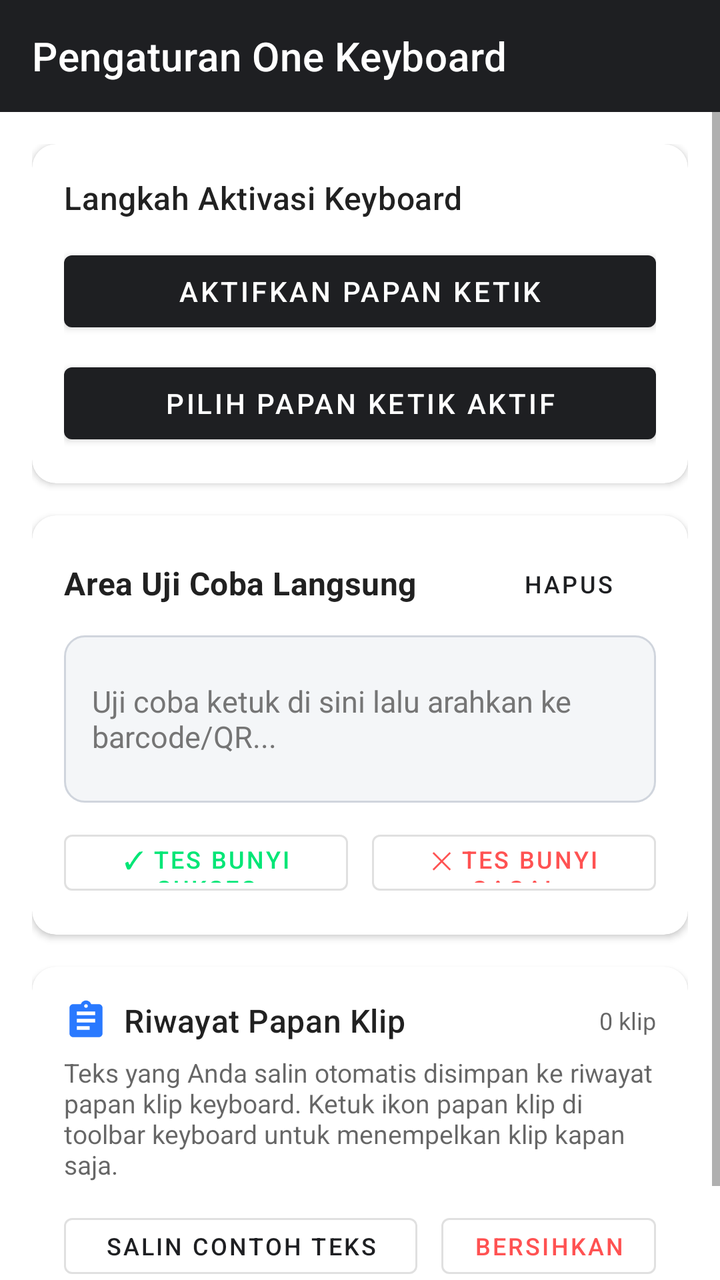
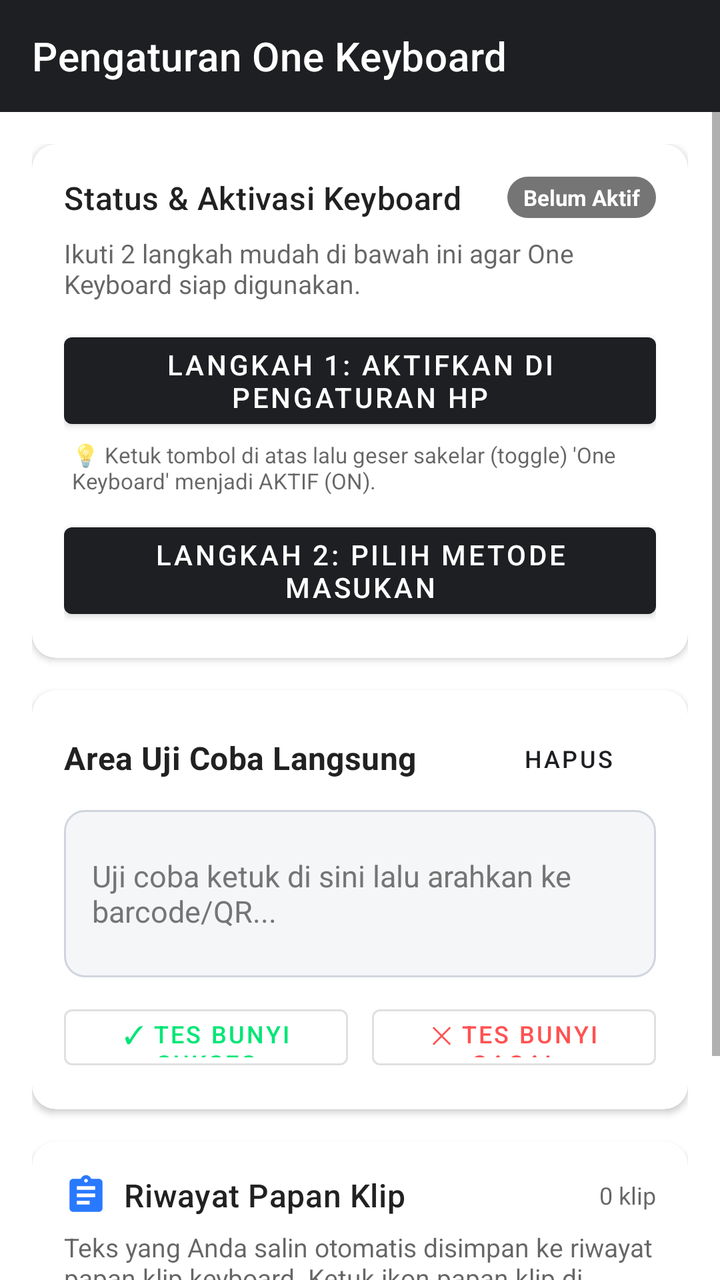

Compare the two renders of this Android layout. The source of the first and the diff that turns it into the second are given below.
<!-- AndroidManifest.xml: activity theme AppTheme.NoActionBar -->
<!-- res/layout/activity_settings.xml -->
<?xml version="1.0" encoding="utf-8"?>
<LinearLayout xmlns:android="http://schemas.android.com/apk/res/android"
    xmlns:app="http://schemas.android.com/apk/res-auto"
    android:layout_width="match_parent"
    android:layout_height="match_parent"
    android:orientation="vertical">

    <androidx.appcompat.widget.Toolbar
        android:id="@+id/toolbar"
        android:layout_width="match_parent"
        android:layout_height="?attr/actionBarSize"
        android:background="?attr/colorPrimary"
        app:title="@string/settings_title"
        app:titleTextColor="#FFFFFF" />

    <ScrollView
        android:layout_width="match_parent"
        android:layout_height="match_parent"
        android:fillViewport="true">

        <LinearLayout
            android:layout_width="match_parent"
            android:layout_height="wrap_content"
            android:orientation="vertical"
            android:padding="16dp">

            
            <com.google.android.material.card.MaterialCardView
                android:layout_width="match_parent"
                android:layout_height="wrap_content"
                android:layout_marginBottom="16dp"
                app:cardCornerRadius="12dp"
                app:cardElevation="2dp">

                <LinearLayout
                    android:layout_width="match_parent"
                    android:layout_height="wrap_content"
                    android:orientation="vertical"
                    android:padding="16dp">

                    <TextView
                        android:layout_width="wrap_content"
                        android:layout_height="wrap_content"
                        android:text="Langkah Aktivasi Keyboard"
                        android:textAppearance="?attr/textAppearanceHeadline6"
                        android:textSize="16sp" />

                    <Button
                        android:id="@+id/btnEnableKeyboard"
                        android:layout_width="match_parent"
                        android:layout_height="wrap_content"
                        android:layout_marginTop="12dp"
                        android:text="@string/enable_keyboard_title" />

                    <Button
                        android:id="@+id/btnSelectKeyboard"
                        android:layout_width="match_parent"
                        android:layout_height="wrap_content"
                        android:layout_marginTop="8dp"
                        android:text="@string/select_keyboard_title" />

                </LinearLayout>
            </com.google.android.material.card.MaterialCardView>

            
            <com.google.android.material.card.MaterialCardView
                android:layout_width="match_parent"
                android:layout_height="wrap_content"
                android:layout_marginBottom="16dp"
                app:cardCornerRadius="12dp"
                app:cardElevation="2dp">

                <LinearLayout
                    android:layout_width="match_parent"
                    android:layout_height="wrap_content"
                    android:orientation="vertical"
                    android:padding="16dp">

                    <LinearLayout
                        android:layout_width="match_parent"
                        android:layout_height="wrap_content"
                        android:gravity="center_vertical"
                        android:orientation="horizontal">

                        <TextView
                            android:layout_width="0dp"
                            android:layout_height="wrap_content"
                            android:layout_weight="1"
                            android:text="@string/test_area_label"
                            android:textAppearance="?attr/textAppearanceSubtitle1"
                            android:textStyle="bold" />

                        <Button
                            android:id="@+id/btnClearTestInput"
                            style="@style/Widget.MaterialComponents.Button.TextButton"
                            android:layout_width="wrap_content"
                            android:layout_height="36dp"
                            android:text="Hapus"
                            android:textSize="12sp" />

                    </LinearLayout>

                    <EditText
                        android:id="@+id/etTestInput"
                        android:layout_width="match_parent"
                        android:layout_height="wrap_content"
                        android:layout_marginTop="8dp"
                        android:background="@drawable/bg_test_input"
                        android:hint="@string/test_area_hint"
                        android:inputType="textMultiLine"
                        android:minLines="3"
                        android:padding="14dp"
                        android:textColor="@color/test_input_text"
                        android:textColorHint="@color/test_input_hint"
                        android:textCursorDrawable="@drawable/cursor_drawable"
                        android:textSize="15sp" />

                    <LinearLayout
                        android:layout_width="match_parent"
                        android:layout_height="wrap_content"
                        android:layout_marginTop="10dp"
                        android:orientation="horizontal">

                        <Button
                            android:id="@+id/btnTestSuccess"
                            style="@style/Widget.MaterialComponents.Button.OutlinedButton"
                            android:layout_width="0dp"
                            android:layout_height="40dp"
                            android:layout_weight="1"
                            android:layout_marginEnd="6dp"
                            android:text="✓ Tes Bunyi Sukses"
                            android:textColor="#00E676"
                            android:textSize="12sp" />

                        <Button
                            android:id="@+id/btnTestFailure"
                            style="@style/Widget.MaterialComponents.Button.OutlinedButton"
                            android:layout_width="0dp"
                            android:layout_height="40dp"
                            android:layout_weight="1"
                            android:layout_marginStart="6dp"
                            android:text="✕ Tes Bunyi Gagal"
                            android:textColor="#FF5252"
                            android:textSize="12sp" />
                    </LinearLayout>

                </LinearLayout>
            </com.google.android.material.card.MaterialCardView>

            
            <com.google.android.material.card.MaterialCardView
                android:layout_width="match_parent"
                android:layout_height="wrap_content"
                android:layout_marginBottom="16dp"
                app:cardCornerRadius="12dp"
                app:cardElevation="2dp">

                <LinearLayout
                    android:layout_width="match_parent"
                    android:layout_height="wrap_content"
                    android:orientation="vertical"
                    android:padding="16dp">

                    <LinearLayout
                        android:layout_width="match_parent"
                        android:layout_height="wrap_content"
                        android:gravity="center_vertical"
                        android:orientation="horizontal">

                        <ImageView
                            android:layout_width="22dp"
                            android:layout_height="22dp"
                            android:layout_marginEnd="8dp"
                            android:src="@drawable/ic_clipboard"
                            app:tint="@color/heliboard_accent" />

                        <TextView
                            android:layout_width="0dp"
                            android:layout_height="wrap_content"
                            android:layout_weight="1"
                            android:text="Riwayat Papan Klip"
                            android:textAppearance="?attr/textAppearanceHeadline6"
                            android:textSize="16sp" />

                        <TextView
                            android:id="@+id/tvSettingsClipboardCount"
                            android:layout_width="wrap_content"
                            android:layout_height="wrap_content"
                            android:textColor="?android:attr/textColorSecondary"
                            android:textSize="12sp"
                            android:text="0 klip" />

                    </LinearLayout>

                    <TextView
                        android:layout_width="wrap_content"
                        android:layout_height="wrap_content"
                        android:layout_marginTop="6dp"
                        android:text="Teks yang Anda salin otomatis disimpan ke riwayat papan klip keyboard. Ketuk ikon papan klip di toolbar keyboard untuk menempelkan klip kapan saja."
                        android:textColor="?android:attr/textColorSecondary"
                        android:textSize="13sp" />

                    <LinearLayout
                        android:layout_width="match_parent"
                        android:layout_height="wrap_content"
                        android:layout_marginTop="12dp"
                        android:orientation="horizontal">

                        <Button
                            android:id="@+id/btnCopySampleClip"
                            style="@style/Widget.MaterialComponents.Button.OutlinedButton"
                            android:layout_width="0dp"
                            android:layout_height="40dp"
                            android:layout_weight="1"
                            android:layout_marginEnd="6dp"
                            android:text="Salin Contoh Teks"
                            android:textSize="12sp" />

                        <Button
                            android:id="@+id/btnClearAllClips"
                            style="@style/Widget.MaterialComponents.Button.OutlinedButton"
                            android:layout_width="wrap_content"
                            android:layout_height="40dp"
                            android:layout_marginStart="6dp"
                            android:text="Bersihkan"
                            android:textColor="#FF5252"
                            android:textSize="12sp" />

                    </LinearLayout>

                </LinearLayout>
            </com.google.android.material.card.MaterialCardView>

            
            <FrameLayout
                android:id="@+id/preferencesContainer"
                android:layout_width="match_parent"
                android:layout_height="wrap_content" />

        </LinearLayout>
    </ScrollView>

</LinearLayout>
<!-- resources referenced by this layout -->
<resources>
  <color name="heliboard_accent">#2979FF</color>
  <color name="test_input_hint">#757575</color>
  <color name="test_input_text">#1A1C1E</color>
  <!-- drawable bg_test_input (drawable) -->
  <?xml version="1.0" encoding="utf-8"?>
  <selector xmlns:android="http://schemas.android.com/apk/res/android">
      <item android:state_focused="true">
          <shape android:shape="rectangle">
              <corners android:radius="10dp" />
              <stroke android:width="2dp" android:color="@color/heliboard_accent" />
              <solid android:color="@color/test_input_bg" />
          </shape>
      </item>
      <item>
          <shape android:shape="rectangle">
              <corners android:radius="10dp" />
              <stroke android:width="1dp" android:color="@color/test_input_stroke" />
              <solid android:color="@color/test_input_bg" />
          </shape>
      </item>
  </selector>
  <!-- drawable cursor_drawable (drawable) -->
  <?xml version="1.0" encoding="utf-8"?>
  <shape xmlns:android="http://schemas.android.com/apk/res/android"
      android:shape="rectangle">
      <size android:width="2dp" />
      <solid android:color="@color/heliboard_accent" />
  </shape>
  <!-- drawable ic_clipboard (drawable) -->
  <vector xmlns:android="http://schemas.android.com/apk/res/android"
      android:width="24dp"
      android:height="24dp"
      android:viewportWidth="24"
      android:viewportHeight="24">
      <path
          android:fillColor="#FFFFFFFF"
          android:pathData="M19,3h-4.18C14.4,1.84 13.3,1 12,1c-1.3,0 -2.4,0.84 -2.82,2L5,3c-1.1,0 -2,0.9 -2,2v14c0,1.1 0.9,2 2,2h14c1.1,0 2,-0.9 2,-2L21,5c0,-1.1 -0.9,-2 -2,-2zM12,3c0.55,0 1,0.45 1,1s-0.45,1 -1,1 -1,-0.45 -1,-1 0.45,-1 1,-1zM14,17L7,17v-2h7v2zM17,13L7,13v-2h10v2zM17,9L7,9L7,7h10v2z" />
  </vector>
  <string name="enable_keyboard_title">Aktifkan Papan Ketik</string>
  <string name="select_keyboard_title">Pilih Papan Ketik Aktif</string>
  <string name="settings_title">Pengaturan One Keyboard</string>
  <string name="test_area_hint">Uji coba ketuk di sini lalu arahkan ke barcode/QR...</string>
  <string name="test_area_label">Area Uji Coba Langsung</string>
  <style name="AppTheme.NoActionBar">
          <item name="windowActionBar">false</item>
          <item name="windowNoTitle">true</item>
      </style>
  <color name="test_input_bg">#F4F6F8</color>
  <color name="test_input_stroke">#D0D5DD</color>
</resources>

<!-- the commit's change to res/layout/activity_settings.xml (unified diff, before → after) -->
@@ -38,26 +38,67 @@
                     android:orientation="vertical"
                     android:padding="16dp">
 
+                    <LinearLayout
+                        android:layout_width="match_parent"
+                        android:layout_height="wrap_content"
+                        android:gravity="center_vertical"
+                        android:orientation="horizontal">
+
+                        <TextView
+                            android:layout_width="0dp"
+                            android:layout_height="wrap_content"
+                            android:layout_weight="1"
+                            android:text="Status &amp; Aktivasi Keyboard"
+                            android:textAppearance="?attr/textAppearanceHeadline6"
+                            android:textSize="16sp" />
+
+                        <TextView
+                            android:id="@+id/tvActivationStatus"
+                            android:layout_width="wrap_content"
+                            android:layout_height="wrap_content"
+                            android:background="@drawable/bg_status_badge"
+                            android:paddingStart="8dp"
+                            android:paddingTop="3dp"
+                            android:paddingEnd="8dp"
+                            android:paddingBottom="3dp"
+                            android:text="Belum Aktif"
+                            android:textColor="#FFFFFF"
+                            android:textSize="11sp"
+                            android:textStyle="bold" />
+                    </LinearLayout>
+
                     <TextView
-                        android:layout_width="wrap_content"
-                        android:layout_height="wrap_content"
-                        android:text="Langkah Aktivasi Keyboard"
-                        android:textAppearance="?attr/textAppearanceHeadline6"
-                        android:textSize="16sp" />
+                        android:id="@+id/tvActivationGuide"
+                        android:layout_width="match_parent"
+                        android:layout_height="wrap_content"
+                        android:layout_marginTop="8dp"
+                        android:text="Ikuti 2 langkah mudah di bawah ini agar One Keyboard siap digunakan."
+                        android:textColor="?android:attr/textColorSecondary"
+                        android:textSize="13sp" />
 
                     <Button
                         android:id="@+id/btnEnableKeyboard"
                         android:layout_width="match_parent"
                         android:layout_height="wrap_content"
                         android:layout_marginTop="12dp"
-                        android:text="@string/enable_keyboard_title" />
+                        android:text="Langkah 1: Aktifkan di Pengaturan HP" />
+
+                    <TextView
+                        android:id="@+id/tvEnableHint"
+                        android:layout_width="match_parent"
+                        android:layout_height="wrap_content"
+                        android:layout_marginTop="2dp"
+                        android:layout_marginStart="4dp"
+                        android:text="💡 Ketuk tombol di atas lalu geser sakelar (toggle) 'One Keyboard' menjadi AKTIF (ON)."
+                        android:textColor="?android:attr/textColorSecondary"
+                        android:textSize="11sp" />
 
                     <Button
                         android:id="@+id/btnSelectKeyboard"
                         android:layout_width="match_parent"
                         android:layout_height="wrap_content"
-                        android:layout_marginTop="8dp"
-                        android:text="@string/select_keyboard_title" />
+                        android:layout_marginTop="10dp"
+                        android:text="Langkah 2: Pilih Metode Masukan" />
 
                 </LinearLayout>
             </com.google.android.material.card.MaterialCardView>
<!-- resource entries referenced after the edit -->
@@ -3,6 +3,13 @@
   <color name="heliboard_accent">#2979FF</color>
   <color name="test_input_hint">#757575</color>
   <color name="test_input_text">#1A1C1E</color>
+  <!-- drawable bg_status_badge (drawable) -->
+  <?xml version="1.0" encoding="utf-8"?>
+  <shape xmlns:android="http://schemas.android.com/apk/res/android"
+      android:shape="rectangle">
+      <corners android:radius="12dp" />
+      <solid android:color="#757575" />
+  </shape>
   <!-- drawable bg_test_input (drawable) -->
   <?xml version="1.0" encoding="utf-8"?>
   <selector xmlns:android="http://schemas.android.com/apk/res/android">
@@ -38,8 +45,6 @@
           android:fillColor="#FFFFFFFF"
           android:pathData="M19,3h-4.18C14.4,1.84 13.3,1 12,1c-1.3,0 -2.4,0.84 -2.82,2L5,3c-1.1,0 -2,0.9 -2,2v14c0,1.1 0.9,2 2,2h14c1.1,0 2,-0.9 2,-2L21,5c0,-1.1 -0.9,-2 -2,-2zM12,3c0.55,0 1,0.45 1,1s-0.45,1 -1,1 -1,-0.45 -1,-1 0.45,-1 1,-1zM14,17L7,17v-2h7v2zM17,13L7,13v-2h10v2zM17,9L7,9L7,7h10v2z" />
   </vector>
-  <string name="enable_keyboard_title">Aktifkan Papan Ketik</string>
-  <string name="select_keyboard_title">Pilih Papan Ketik Aktif</string>
   <string name="settings_title">Pengaturan One Keyboard</string>
   <string name="test_area_hint">Uji coba ketuk di sini lalu arahkan ke barcode/QR...</string>
   <string name="test_area_label">Area Uji Coba Langsung</string>
